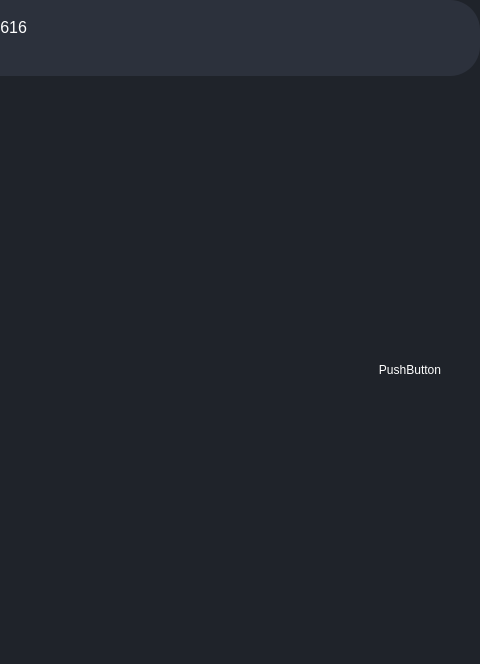
Qt form UI/dialog.ui (jeremy0612/AIoT_Dashboard) before a commit; both pictures show x 353 to 833 and y 0 to 664 of the 833 by 664 pixel window.
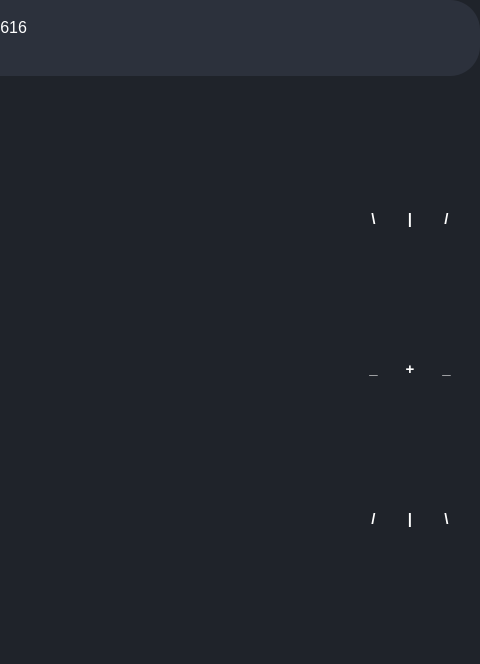
The same form after that commit. The open tabs and pages were chosen to show the change. Icons and pictures are not drawn.

Diff of the .ui file:
```diff
--- a/UI/dialog.ui
+++ b/UI/dialog.ui
@@ -64,11 +64,22 @@
 	border-radius: 15px;
 	padding:10;
 }
+#up_move:hover,#down_move:hover,#left_move:hover,#right_move:hover,#left_up_move:hover,#left_down_move:hover,#right_up_move:hover,#right_down_move:hover
+{
+	background-color:#000000;
+	border-radius: 15px;
+	padding:10;
+}
 #line_chart_button,#bar_chart_button,#pie_chart_button,#donut_chart_button,#change_device_button,#scatter_chart_button,#log_out_button,#gg_sheet,#bluetooth,#wifi
 {
 	border-radius: 15px;
 	padding:10;
 }
+#up_move,#down_move,#left_move,#right_move,#left_up_move,#left_down_move,#right_up_move,#right_down_move
+{
+	border-radius: 15px;
+	padding:10;
+}
 
 #change_device_button
 {
@@ -1021,18 +1032,151 @@
               <verstretch>0</verstretch>
              </sizepolicy>
             </property>
+            <property name="font">
+             <font>
+              <family>Arial</family>
+              <pointsize>11</pointsize>
+              <weight>75</weight>
+              <bold>true</bold>
+             </font>
+            </property>
+            <property name="currentIndex">
+             <number>0</number>
+            </property>
             <widget class="QWidget" name="page">
-             <layout class="QVBoxLayout" name="verticalLayout_12">
-              <item>
-               <widget class="QPushButton" name="pushButton_2">
-                <property name="sizePolicy">
-                 <sizepolicy hsizetype="Expanding" vsizetype="Fixed">
-                  <horstretch>0</horstretch>
-                  <verstretch>0</verstretch>
-                 </sizepolicy>
+             <layout class="QGridLayout" name="gridLayout">
+              <item row="0" column="1">
+               <widget class="QPushButton" name="up_move">
+                <property name="font">
+                 <font>
+                  <family>Arial</family>
+                  <pointsize>11</pointsize>
+                  <weight>75</weight>
+                  <bold>true</bold>
+                 </font>
                 </property>
                 <property name="text">
-                 <string>PushButton</string>
+                 <string>|</string>
+                </property>
+               </widget>
+              </item>
+              <item row="1" column="0">
+               <widget class="QPushButton" name="left_move">
+                <property name="font">
+                 <font>
+                  <family>Arial</family>
+                  <pointsize>11</pointsize>
+                  <weight>75</weight>
+                  <bold>true</bold>
+                 </font>
+                </property>
+                <property name="text">
+                 <string>_</string>
+                </property>
+               </widget>
+              </item>
+              <item row="1" column="1">
+               <widget class="QPushButton" name="pushButton_5">
+                <property name="font">
+                 <font>
+                  <family>Arial</family>
+                  <pointsize>11</pointsize>
+                  <weight>75</weight>
+                  <bold>true</bold>
+                 </font>
+                </property>
+                <property name="text">
+                 <string>+</string>
+                </property>
+               </widget>
+              </item>
+              <item row="1" column="2">
+               <widget class="QPushButton" name="right_move">
+                <property name="font">
+                 <font>
+                  <family>Arial</family>
+                  <pointsize>11</pointsize>
+                  <weight>75</weight>
+                  <bold>true</bold>
+                 </font>
+                </property>
+                <property name="text">
+                 <string>_</string>
+                </property>
+               </widget>
+              </item>
+              <item row="0" column="0">
+               <widget class="QPushButton" name="left_up_move">
+                <property name="font">
+                 <font>
+                  <family>Arial</family>
+                  <pointsize>11</pointsize>
+                  <weight>75</weight>
+                  <bold>true</bold>
+                 </font>
+                </property>
+                <property name="text">
+                 <string>\</string>
+                </property>
+               </widget>
+              </item>
+              <item row="0" column="2">
+               <widget class="QPushButton" name="right_up_move">
+                <property name="font">
+                 <font>
+                  <family>Arial</family>
+                  <pointsize>11</pointsize>
+                  <weight>75</weight>
+                  <bold>true</bold>
+                 </font>
+                </property>
+                <property name="text">
+                 <string>/</string>
+                </property>
+               </widget>
+              </item>
+              <item row="2" column="0">
+               <widget class="QPushButton" name="left_down_move">
+                <property name="font">
+                 <font>
+                  <family>Arial</family>
+                  <pointsize>11</pointsize>
+                  <weight>75</weight>
+                  <bold>true</bold>
+                 </font>
+                </property>
+                <property name="text">
+                 <string>/</string>
+                </property>
+               </widget>
+              </item>
+              <item row="2" column="1">
+               <widget class="QPushButton" name="down_move">
+                <property name="font">
+                 <font>
+                  <family>Arial</family>
+                  <pointsize>11</pointsize>
+                  <weight>75</weight>
+                  <bold>true</bold>
+                 </font>
+                </property>
+                <property name="text">
+                 <string>|</string>
+                </property>
+               </widget>
+              </item>
+              <item row="2" column="2">
+               <widget class="QPushButton" name="right_down_move">
+                <property name="font">
+                 <font>
+                  <family>Arial</family>
+                  <pointsize>11</pointsize>
+                  <weight>75</weight>
+                  <bold>true</bold>
+                 </font>
+                </property>
+                <property name="text">
+                 <string>\</string>
                 </property>
                </widget>
               </item>
```
Left out of the diff: 2 changed lines with no effect on the pictures.
